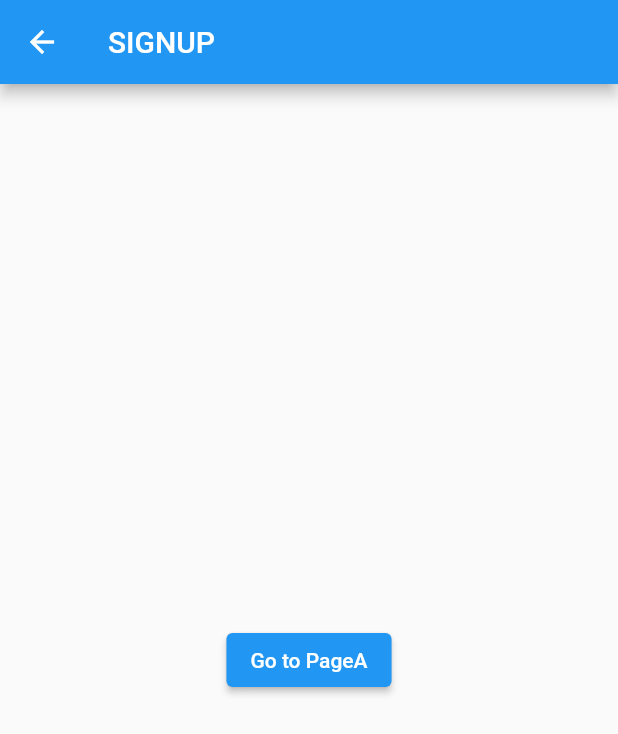
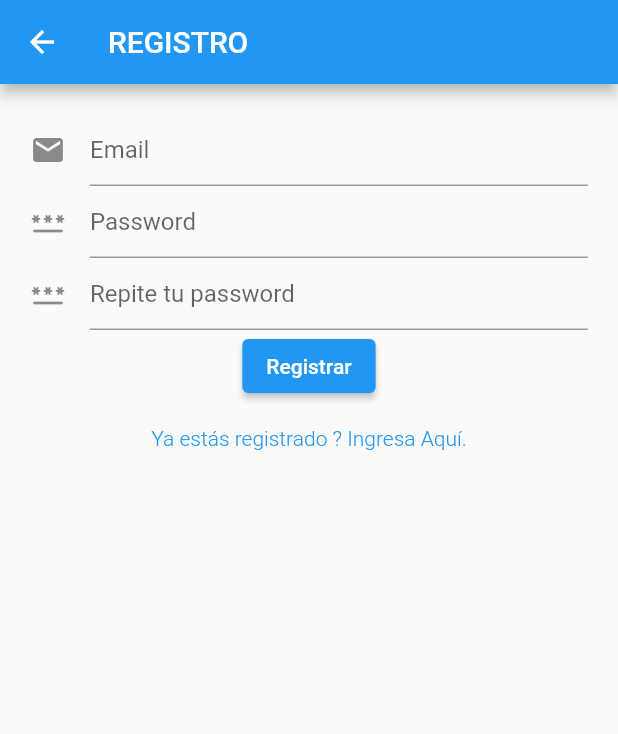
Before and after one commit to ztef/vix_roader_old, a Flutter app: the SignUpView screen opened directly, on a phone screen of 412 x 824 dp. Shown: the top 734 px of the screen. Run offline on Flutter 3.47's test engine with Material 2 defaults, Android fonts, the phone set to English and light mode, and no system bars; our stand-ins replace bloc, flutter_bloc, shared_preferences; accounts and stored records are empty.

```diff
--- a/lib/events/app_events.dart
+++ b/lib/events/app_events.dart
@@ -16,6 +16,11 @@ class AttemptToLogin extends AppEvent {
   const AttemptToLogin(this.userCredentials) : super();
 }
 
-class AttemptToRegister extends AppEvent {}
+class GoToRegister extends AppEvent {}
+
+class AttemptToRegister extends AppEvent {
+  final userCredentials;
+  const AttemptToRegister(this.userCredentials) : super();
+}
 
 class AttemptToLogOut extends AppEvent {}
--- a/lib/navigators/app_navigator.dart
+++ b/lib/navigators/app_navigator.dart
@@ -15,7 +15,8 @@ class AppNavigator extends StatelessWidget {
         pages: [
           if (state is InitialState) MaterialPage(child: SplashView()),
           if (state is NotLogged) MaterialPage(child: LoginView()),
-          if (state is AttemptingToLogin) MaterialPage(child: SignUpView()),
+          if (state is LoginFailed) MaterialPage(child: LoginView()),
+          if (state is NotRegistered) MaterialPage(child: SignUpView()),
           if (state is Logged) MaterialPage(child: WelcomeView(state.user))
         ],
         onPopPage: (route, result) => route.didPop(result),
--- a/lib/repositories/remote_repository.dart
+++ b/lib/repositories/remote_repository.dart
@@ -36,12 +36,11 @@ class RemoteRepository {
     return result;
   }
 
-  Future<Map<String, dynamic>> register(
-      String email, String password, String passwordConfirmation) async {
+  Future<Map<String, dynamic>> register(authCredentials) async {
     var result;
     final Map<String, dynamic> registrationData = {
-      'email': email,
-      'password': password,
+      'email': authCredentials['user'],
+      'password': authCredentials['password'],
       'returnSecureToken': 'true'
     };
 
--- a/lib/screens/authScreens/signup_view.dart
+++ b/lib/screens/authScreens/signup_view.dart
@@ -2,23 +2,186 @@ import 'package:flutter/material.dart';
 import 'package:flutter_bloc/flutter_bloc.dart';
 import 'package:vix_m/bloc/app_bloc.dart';
 import 'package:vix_m/events/app_events.dart';
-//import 'package:vix_m/states/app_states.dart';
+import 'package:vix_m/states/app_states.dart';
+import 'package:vix_m/utils/validators.dart';
 
-class SignUpView extends StatelessWidget {
+class SignUpView extends StatefulWidget {
+  @override
+  _SignUpViewState createState() => _SignUpViewState();
+}
+
+class _SignUpViewState extends State<SignUpView> {
+  final _formKey = GlobalKey<FormState>();
+  bool _isLoading = false;
+  var currentFocus;
+
+  String userEmail = '';
+  String userPassword = '';
+  String userRepeatPassword = '';
+
   @override
   Widget build(BuildContext context) {
     return Scaffold(
-      appBar: AppBar(
-        title: Text('SIGNUP'),
-      ),
-      body: Center(
-        child: ElevatedButton(
-          child: Text('Go to PageA'),
-          onPressed: () {
-            BlocProvider.of<AppBloc>(context).add(AttemptToRegister());
-          },
+        appBar: AppBar(
+          title: Text('REGISTRO'),
         ),
-      ),
+        body: SafeArea(
+            child: Container(
+          padding: EdgeInsets.all(20),
+          child: BlocListener<AppBloc, AppState>(
+            listener: (context, state) {
+              if (state is RegisterFailed) {
+                setState(() {
+                  _isLoading = false;
+                });
+                _showSnackBar(context, state.error);
+              }
+            },
+            child: Form(
+              key: _formKey,
+              autovalidateMode: AutovalidateMode.onUserInteraction,
+              child: Column(
+                children: [
+                  _emailTextField(),
+                  _passwordTextField(),
+                  _passAgain(),
+                  _submitButton(),
+                  _loginLink(),
+                ],
+              ),
+            ),
+          ),
+        )));
+  }
+
+  Widget _emailTextField() {
+    return TextFormField(
+      decoration: InputDecoration(icon: Icon(Icons.email), hintText: 'Email'),
+      validator: (v) {
+        if (v!.isValidEmail) {
+          return null;
+        } else {
+          return 'Please enter a valid email';
+        }
+      },
+      onChanged: (value) {
+        setState(() {
+          userEmail = value;
+        });
+      },
     );
   }
+
+  Widget _passwordTextField() {
+    return TextFormField(
+      obscureText: true,
+      decoration: InputDecoration(
+          icon: Icon(Icons.password_rounded), hintText: 'Password'),
+      validator: (v) {
+        if (v!.isValidPassword) {
+          return null;
+        } else {
+          return 'Password must contain an uppercase, lowercase, numeric digit and special character';
+        }
+      },
+      onChanged: (value) {
+        setState(() {
+          userPassword = value;
+        });
+      },
+    );
+  }
+
+  Widget _passAgain() {
+    return TextFormField(
+      obscureText: true,
+      decoration: InputDecoration(
+          icon: Icon(Icons.password_rounded), hintText: 'Repite tu password'),
+      validator: (v) {
+        if (v!.isValidPassword && v == userPassword) {
+          return null;
+        } else {
+          return 'Los passwords deben ser iguales';
+        }
+      },
+      onChanged: (value) {
+        setState(() {
+          userRepeatPassword = value;
+        });
+      },
+    );
+  }
+
+  /*
+  Widget _nameTextField() {
+    return TextFormField(
+      decoration: InputDecoration(icon: Icon(Icons.person), hintText: 'Name'),
+      validator: (v) {
+        if (v!.isValidName) {
+          return null;
+        } else {
+          return 'Please enter a valid name';
+        }
+      },
+    );
+  }
+
+  Widget _phoneTextField() {
+    return TextFormField(
+      decoration: InputDecoration(icon: Icon(Icons.phone), hintText: 'Phone'),
+      validator: (v) {
+        if (v!.isValidPhone) {
+          return null;
+        } else {
+          return 'Phone Number must be up to 11 digits';
+        }
+      },
+    );
+  }
+
+*/
+
+  Widget _loginLink() {
+    return TextButton(
+      child: Text("Ya estás registrado ? Ingresa Aquí.",
+          style: TextStyle(fontWeight: FontWeight.w300)),
+      onPressed: () {
+        context.read<AppBloc>().add(GoToRegister());
+      },
+    );
+  }
+
+  Widget _submitButton() {
+    return Builder(builder: (context) {
+      return _isLoading
+          ? CircularProgressIndicator()
+          : ElevatedButton(
+              child: Text('Registrar'),
+              onPressed: () {
+                unfocus();
+                if (_formKey.currentState!.validate()) {
+                  setState(() {
+                    _isLoading = true;
+                  });
+
+                  context.read<AppBloc>().add(AttemptToRegister(
+                      {'user': userEmail, 'password': userPassword}));
+                }
+              },
+            );
+    });
+  }
+
+  void unfocus() {
+    currentFocus = FocusScope.of(context);
+
+    if (!currentFocus.hasPrimaryFocus) {
+      currentFocus.unfocus();
+    }
+  }
+
+  void _showSnackBar(BuildContext context, String message) {
+    final snackBar = SnackBar(content: Text(message));
+    ScaffoldMessenger.of(context).showSnackBar(snackBar);
+  }
 }
--- a/lib/screens/authScreens/welcome_view.dart
+++ b/lib/screens/authScreens/welcome_view.dart
@@ -5,7 +5,7 @@ import 'package:vix_m/events/app_events.dart';
 //import 'package:vix_m/states/app_states.dart';
 
 class WelcomeView extends StatelessWidget {
-  final String user;
+  final String? user;
 
   WelcomeView(this.user) : super();
 
--- a/lib/states/app_states.dart
+++ b/lib/states/app_states.dart
@@ -25,10 +25,12 @@ class NotLogged extends AppState {}
 
 class AttemptingToLogin extends AppState {}
 
+class NotRegistered extends AppState {}
+
 class AttemptingToRegister extends AppState {}
 
 class Logged extends AppState {
-  final String user;
+  final String? user;
 
   Logged({
     this.user = '',
@@ -47,4 +49,10 @@ class LoginFailed extends AppState {
   LoginFailed(this.error);
 }
 
+class RegisterFailed extends AppState {
+  final String error;
+
+  RegisterFailed(this.error);
+}
+
 class Working extends AppState {}
```
Also changed, not shown: lib/bloc/app_bloc.dart (+18 -4 lines), lib/repositories/app_repository.dart (+26 -4 lines), lib/repositories/local_repository.dart (+58 -1 lines), lib/screens/authScreens/login_view.dart (+25 -1 lines).
